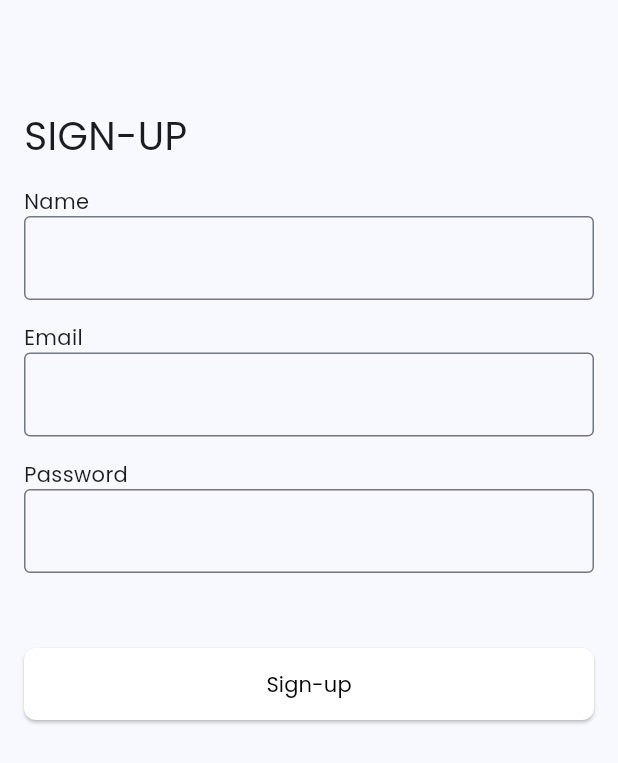
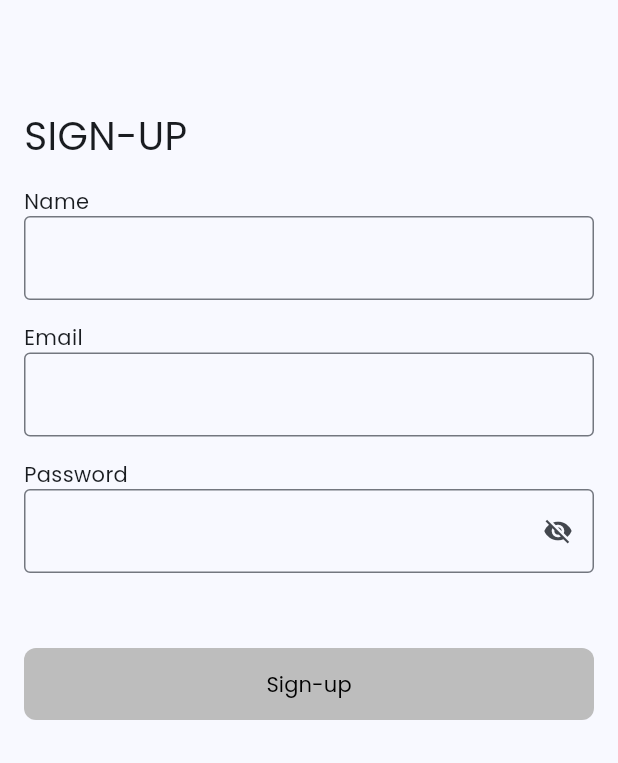
Before and after one commit to OptionsTrainer/optionsTrainer, a Flutter app: the SignUpScreen screen opened by its route, on a phone screen of 412 x 824 dp. Shown: the top 763 px of the screen. Run offline on Flutter 3.47's test engine with Material 3 defaults, Android fonts, the phone set to English and light mode, and no system bars; our stand-ins replace firebase_core, flutter_hooks, flutter_riverpod, gap, go_router, google_fonts; accounts and stored records are empty.

Commit message:
-- done with sign-up and forgot password screen validations and all.

```diff
--- a/lib/features/login/screens/sign_up_screen.dart
+++ b/lib/features/login/screens/sign_up_screen.dart
@@ -1,45 +1,93 @@
 import 'package:flutter/material.dart';
+import 'package:flutter_hooks/flutter_hooks.dart';
 import 'package:gap/gap.dart';
 import 'package:google_fonts/google_fonts.dart';
 import 'package:paper_trading/core/common_widgets/common_text_fields.dart';
 import 'package:paper_trading/core/common_widgets/primary_button.dart';
+import 'package:paper_trading/utils/common_utils.dart';
 
-class SignUpScreen extends StatelessWidget {
+class SignUpScreen extends HookWidget {
   const SignUpScreen({super.key});
 
   @override
   Widget build(BuildContext context) {
+
+    //it will compute once and reuse it
+    final formKey = useMemoized(() => GlobalKey<FormState>());
+
+    final emailController = useTextEditingController();
+    final nameController = useTextEditingController();
+    final passwordController = useTextEditingController();
+
+    final isButtonEnable = useState<bool>(false);
+    final isShowPassword = useState<bool>(false);
+
+
     return Scaffold(
-      appBar: AppBar(),
+      resizeToAvoidBottomInset: false,
       body: Padding(
         padding: const EdgeInsets.all(16),
+        child: Form(
+          key: formKey,
+          onChanged: () {
+            isButtonEnable.value = (formKey.currentState?.validate() == true);
+          },
           child: Column(
             crossAxisAlignment: CrossAxisAlignment.start,
             children: [
+              const Gap(kToolbarHeight),
               Text(
                 "SIGN-UP",
                 style: GoogleFonts.poppins(fontSize: 26),
               ),
               const Gap(15),
-            const CommonTextFields(
+              CommonTextFields(
                 label: "Name",
+                obscureText: true,
+                controller: nameController,
+                validator: (value) {
+                  final valid = const CommonUtils().validateName(value);
+                  return valid;
+                },
               ),
               const Gap(15),
-            const CommonTextFields(
+              CommonTextFields(
                 label: "Email",
+                obscureText: true,
+                controller: emailController,
+                validator: (value) {
+                  final valid = const CommonUtils().validateEmail(value);
+                  return valid;
+                },
               ),
               const Gap(15),
-            const CommonTextFields(
+              CommonTextFields(
                 label: "Password",
+                controller: passwordController,
+                validator: (value) {
+                  final valid = const CommonUtils().validatePassword(value);
+                  return valid;
+                },
+                obscureText: isShowPassword.value,
+                suffixIcon: InkWell(
+                  onTap: () {
+                    isShowPassword.value = !isShowPassword.value;
+                  },
+                  child: isShowPassword.value
+                      ? const Icon(Icons.visibility, size: 20)
+                      : const Icon(Icons.visibility_off, size: 20),
+                ),
               ),
               const Gap(50),
               PrimaryButton(
                 buttonText: "Sign-up",
+                enabled: isButtonEnable.value,
                 onPressed: () {},
               ),
             ],
           ),
         ),
+      ),
     );
   }
 }
```
Also changed, not shown: lib/features/login/screens/forget_password_screen.dart (+25 -2 lines), lib/utils/common_utils.dart (+13 -0 lines). Lines whose indentation alone changed are shown as unchanged.
